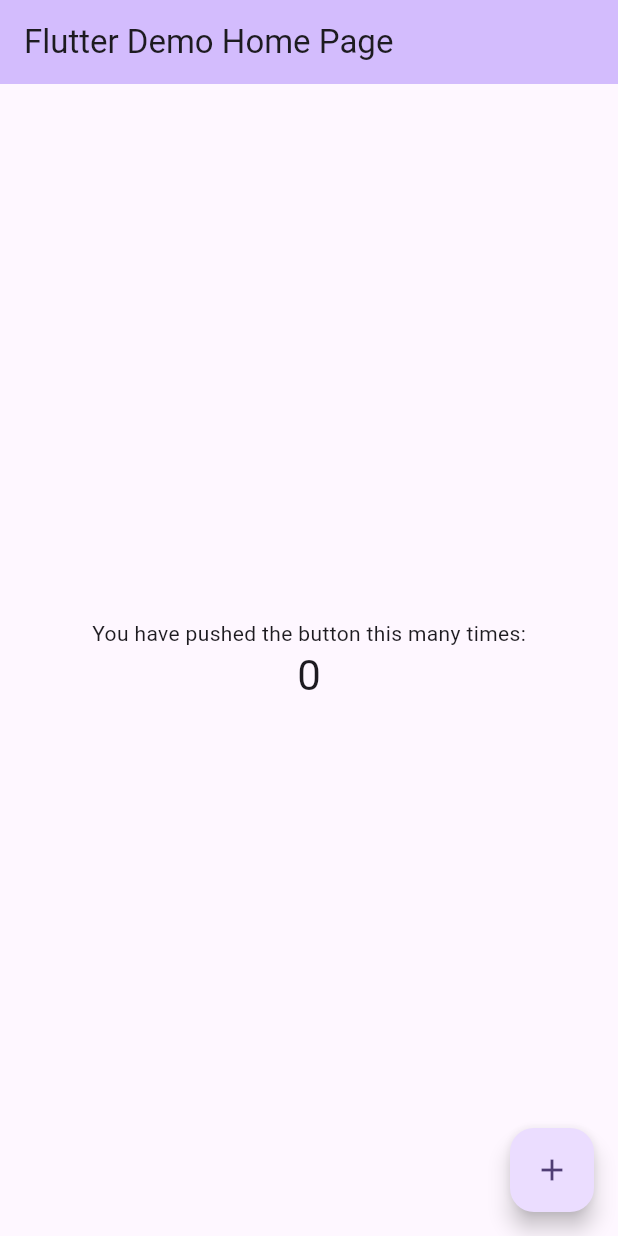
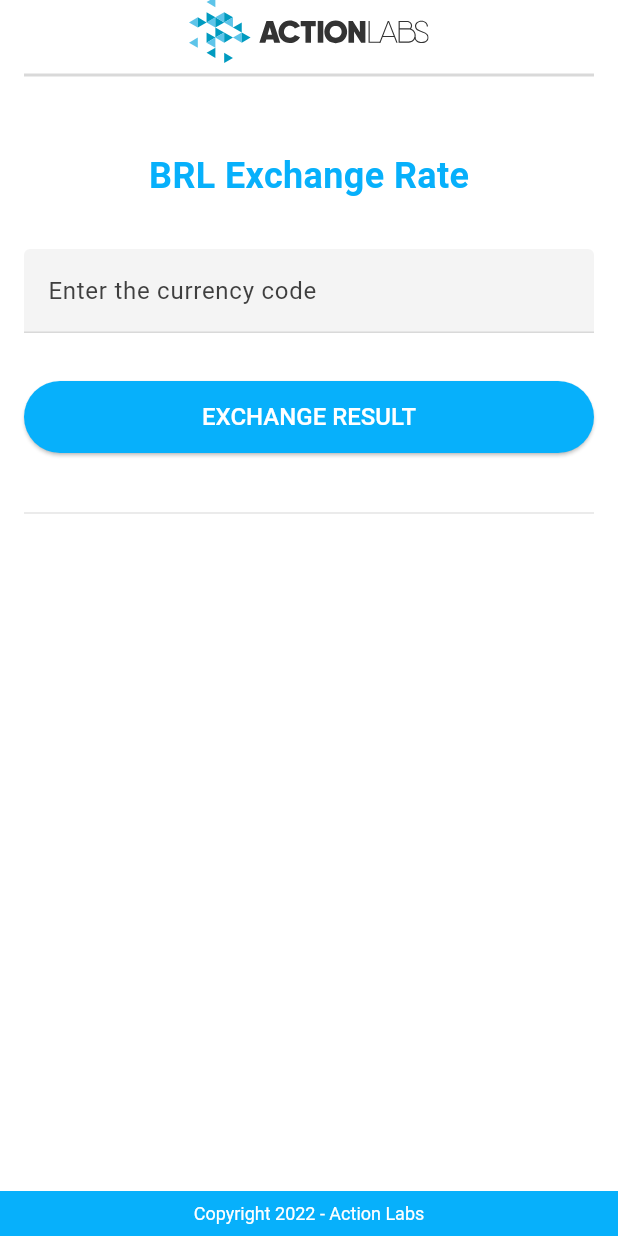
Before and after one commit to RafaellaBarbosa/action_labs, a Flutter app: the screen it shows after launch, on a phone screen of 412 x 824 dp. Run offline on Flutter 3.47's test engine with Material 3 defaults, Android fonts, the phone set to English and light mode, and no system bars; our stand-ins replace equatable, flutter_bloc, flutter_dotenv, flutter_svg.

Commit message:
feat: cria tela ExchangePage, integração com ExchangeCubit e exibição de resultados

```diff
--- /dev/null
+++ b/lib/bloc/exchange_cubit.dart
@@ -0,0 +1,23 @@
+import 'package:action_labs/data/model/exchange_rate_model.dart';
+import 'package:equatable/equatable.dart';
+import 'package:flutter_bloc/flutter_bloc.dart';
+
+import '../services/exchange_api.dart';
+
+part 'exchange_state.dart';
+
+class ExchangeCubit extends Cubit<ExchangeState> {
+  final ExchangeApi api;
+
+  ExchangeCubit(this.api) : super(ExchangeInitial());
+
+  Future<void> fetchExchange(String currency) async {
+    emit(ExchangeLoading());
+    try {
+      final data = await api.getExchangeData(currency);
+      emit(ExchangeLoaded(data));
+    } catch (e) {
+      emit(ExchangeError(e.toString()));
+    }
+  }
+}
--- /dev/null
+++ b/lib/bloc/exchange_state.dart
@@ -0,0 +1,28 @@
+part of 'exchange_cubit.dart';
+
+abstract class ExchangeState extends Equatable {
+  const ExchangeState();
+
+  @override
+  List<Object?> get props => [];
+}
+
+class ExchangeInitial extends ExchangeState {}
+
+class ExchangeLoading extends ExchangeState {}
+
+class ExchangeLoaded extends ExchangeState {
+  final ExchangeData data;
+  const ExchangeLoaded(this.data);
+
+  @override
+  List<Object?> get props => [data];
+}
+
+class ExchangeError extends ExchangeState {
+  final String message;
+  const ExchangeError(this.message);
+
+  @override
+  List<Object?> get props => [message];
+}
--- /dev/null
+++ b/lib/data/model/exchange_history_model.dart
@@ -0,0 +1,30 @@
+class ExchangeHistory {
+  final DateTime date;
+  final double open;
+  final double close;
+  final double high;
+  final double low;
+  double? closeDiff;
+
+  ExchangeHistory({
+    required this.date,
+    required this.open,
+    required this.close,
+    required this.high,
+    required this.low,
+    this.closeDiff,
+  });
+
+  factory ExchangeHistory.fromJson(Map<String, dynamic> json) {
+    return ExchangeHistory(
+      date: json["date"] != null
+          ? DateTime.parse(json["date"] as String)
+          : DateTime.now(),
+      open: (json["open"] as num?)?.toDouble() ?? 0.0,
+      close: (json["close"] as num?)?.toDouble() ?? 0.0,
+      high: (json["high"] as num?)?.toDouble() ?? 0.0,
+      low: (json["low"] as num?)?.toDouble() ?? 0.0,
+    );
+  }
+
+}
--- /dev/null
+++ b/lib/data/model/exchange_rate_model.dart
@@ -0,0 +1,16 @@
+import 'package:action_labs/data/model/exchange_history_model.dart';
+class ExchangeData {
+  final String from;
+  final String to;
+  final double rate;
+  final DateTime updatedAt;
+  final List<ExchangeHistory> history;
+
+  ExchangeData({
+    required this.from,
+    required this.to,
+    required this.rate,
+    required this.updatedAt,
+    required this.history,
+  });
+}
--- a/lib/main.dart
+++ b/lib/main.dart
@@ -1,122 +1,30 @@
+import 'package:action_labs/pages/exchange_page.dart';
 import 'package:flutter/material.dart';
+import 'package:flutter_bloc/flutter_bloc.dart';
+import 'package:flutter_dotenv/flutter_dotenv.dart';
 
-void main() {
+import 'bloc/exchange_cubit.dart';
+import 'services/exchange_api.dart';
+
+void main() async {
+  await dotenv.load(fileName: ".env");
+
   runApp(const MyApp());
 }
 
 class MyApp extends StatelessWidget {
   const MyApp({super.key});
 
-  // This widget is the root of your application.
   @override
   Widget build(BuildContext context) {
     return MaterialApp(
-      title: 'Flutter Demo',
-      theme: ThemeData(
-        // This is the theme of your application.
-        //
-        // TRY THIS: Try running your application with "flutter run". You'll see
-        // the application has a purple toolbar. Then, without quitting the app,
-        // try changing the seedColor in the colorScheme below to Colors.green
-        // and then invoke "hot reload" (save your changes or press the "hot
-        // reload" button in a Flutter-supported IDE, or press "r" if you used
-        // the command line to start the app).
-        //
-        // Notice that the counter didn't reset back to zero; the application
-        // state is not lost during the reload. To reset the state, use hot
-        // restart instead.
-        //
-        // This works for code too, not just values: Most code changes can be
-        // tested with just a hot reload.
-        colorScheme: ColorScheme.fromSeed(seedColor: Colors.deepPurple),
+      title: 'BRL Exchange Rate',
+      debugShowCheckedModeBanner: false,
+      theme: ThemeData(primarySwatch: Colors.blue),
+      home: BlocProvider(
+        create: (_) => ExchangeCubit(ExchangeApi()),
+        child: const ExchangePage(),
       ),
-      home: const MyHomePage(title: 'Flutter Demo Home Page'),
     );
   }
 }
-
-class MyHomePage extends StatefulWidget {
-  const MyHomePage({super.key, required this.title});
-
-  // This widget is the home page of your application. It is stateful, meaning
-  // that it has a State object (defined below) that contains fields that affect
-  // how it looks.
-
-  // This class is the configuration for the state. It holds the values (in this
-  // case the title) provided by the parent (in this case the App widget) and
-  // used by the build method of the State. Fields in a Widget subclass are
-  // always marked "final".
-
-  final String title;
-
-  @override
-  State<MyHomePage> createState() => _MyHomePageState();
-}
-
-class _MyHomePageState extends State<MyHomePage> {
-  int _counter = 0;
-
-  void _incrementCounter() {
-    setState(() {
-      // This call to setState tells the Flutter framework that something has
-      // changed in this State, which causes it to rerun the build method below
-      // so that the display can reflect the updated values. If we changed
-      // _counter without calling setState(), then the build method would not be
-      // called again, and so nothing would appear to happen.
-      _counter++;
-    });
-  }
-
-  @override
-  Widget build(BuildContext context) {
-    // This method is rerun every time setState is called, for instance as done
-    // by the _incrementCounter method above.
-    //
-    // The Flutter framework has been optimized to make rerunning build methods
-    // fast, so that you can just rebuild anything that needs updating rather
-    // than having to individually change instances of widgets.
-    return Scaffold(
-      appBar: AppBar(
-        // TRY THIS: Try changing the color here to a specific color (to
-        // Colors.amber, perhaps?) and trigger a hot reload to see the AppBar
-        // change color while the other colors stay the same.
-        backgroundColor: Theme.of(context).colorScheme.inversePrimary,
-        // Here we take the value from the MyHomePage object that was created by
-        // the App.build method, and use it to set our appbar title.
-        title: Text(widget.title),
-      ),
-      body: Center(
-        // Center is a layout widget. It takes a single child and positions it
-        // in the middle of the parent.
-        child: Column(
-          // Column is also a layout widget. It takes a list of children and
-          // arranges them vertically. By default, it sizes itself to fit its
-          // children horizontally, and tries to be as tall as its parent.
-          //
-          // Column has various properties to control how it sizes itself and
-          // how it positions its children. Here we use mainAxisAlignment to
-          // center the children vertically; the main axis here is the vertical
-          // axis because Columns are vertical (the cross axis would be
-          // horizontal).
-          //
-          // TRY THIS: Invoke "debug painting" (choose the "Toggle Debug Paint"
-          // action in the IDE, or press "p" in the console), to see the
-          // wireframe for each widget.
-          mainAxisAlignment: MainAxisAlignment.center,
-          children: <Widget>[
-            const Text('You have pushed the button this many times:'),
-            Text(
-              '$_counter',
-              style: Theme.of(context).textTheme.headlineMedium,
-            ),
-          ],
-        ),
-      ),
-      floatingActionButton: FloatingActionButton(
-        onPressed: _incrementCounter,
-        tooltip: 'Increment',
-        child: const Icon(Icons.add),
-      ), // This trailing comma makes auto-formatting nicer for build methods.
-    );
-  }
-}
--- /dev/null
+++ b/lib/pages/exchange_page.dart
@@ -0,0 +1,97 @@
+import 'package:action_labs/bloc/exchange_cubit.dart';
+import 'package:action_labs/comopents/button_widget.dart';
+import 'package:action_labs/comopents/copyright_bottom.dart';
+import 'package:action_labs/comopents/exchange_result_card.dart';
+import 'package:action_labs/comopents/header_widget.dart';
+import 'package:action_labs/comopents/text_form_field_widget.dart';
+import 'package:action_labs/utils/colors.dart';
+import 'package:action_labs/utils/text_styles.dart';
+import 'package:flutter/material.dart';
+import 'package:flutter_bloc/flutter_bloc.dart';
+
+class ExchangePage extends StatefulWidget {
+  const ExchangePage({super.key});
+
+  @override
+  State<ExchangePage> createState() => _ExchangePageState();
+}
+
+class _ExchangePageState extends State<ExchangePage> {
+  final TextEditingController _controller = TextEditingController();
+  final _formKey = GlobalKey<FormState>();
+
+  @override
+  Widget build(BuildContext context) {
+    return Scaffold(
+      appBar: HeaderWidget(),
+      backgroundColor: Colors.white,
+      body: Column(
+        children: [
+          Expanded(
+            child: SingleChildScrollView(
+              padding: const EdgeInsets.symmetric(horizontal: 16),
+              child: Form(
+                key: _formKey,
+                child: Column(
+                  children: [
+                    Text("BRL Exchange Rate", style: TextStyles.headline1()),
+                    SizedBox(height: 32),
+                    TextFormFieldWidget(
+                      controller: _controller,
+                      validator: (value) {
+                        if (value == null || value.isEmpty) {
+                          return 'Por favor, insira uma moeda';
+                        }
+                        return null;
+                      },
+                    ),
+                    SizedBox(height: 32),
+                    ButtonWidget(
+                      label: "EXCHANGE RESULT",
+                      onPressed: () {
+                        if (_formKey.currentState!.validate()) {
+                          context.read<ExchangeCubit>().fetchExchange(
+                            _controller.text.toUpperCase(),
+                          );
+                        }
+                      },
+                    ),
+                    const SizedBox(height: 32),
+                    Divider(color: AppColors.grey01),
+                    const SizedBox(height: 30),
+                    BlocBuilder<ExchangeCubit, ExchangeState>(
+                      builder: (context, state) {
+                        if (state is ExchangeLoading) {
+                          return const CircularProgressIndicator(
+                            color: AppColors.branded,
+                          );
+                        } else if (state is ExchangeLoaded) {
+                          final d = state.data;
+                          return ExchangeResultCard(
+                            pair: "${d.to}/${d.from}",
+                            updatedAt:
+                                "${d.updatedAt.day}/${d.updatedAt.month}/${d.updatedAt.year} - "
+                                "${d.updatedAt.hour}h${d.updatedAt.minute.toString().padLeft(2, '0')}",
+                            rate: d.rate,
+                            history: d.history,
+                          );
+                        } else if (state is ExchangeError) {
+                          return Text(
+                            state.message,
+                            style: const TextStyle(color: AppColors.alertRed),
+                          );
+                        }
+                        return const SizedBox();
+                      },
+                    ),
+                  ],
+                ),
+              ),
+            ),
+          ),
+          CopyrightBottom(),
+        ],
+      ),
+    );
+  }
+}
```
Also changed, not shown: lib/comopents/exchange_history_card.dart (added, +102 -0 lines), lib/comopents/exchange_result_card.dart (added, +105 -0 lines), lib/services/exchange_api.dart (added, +75 -0 lines), pubspec.yaml (+6 -5 lines), assets/images/action_labs_logo.svg (added), 1 other file.
